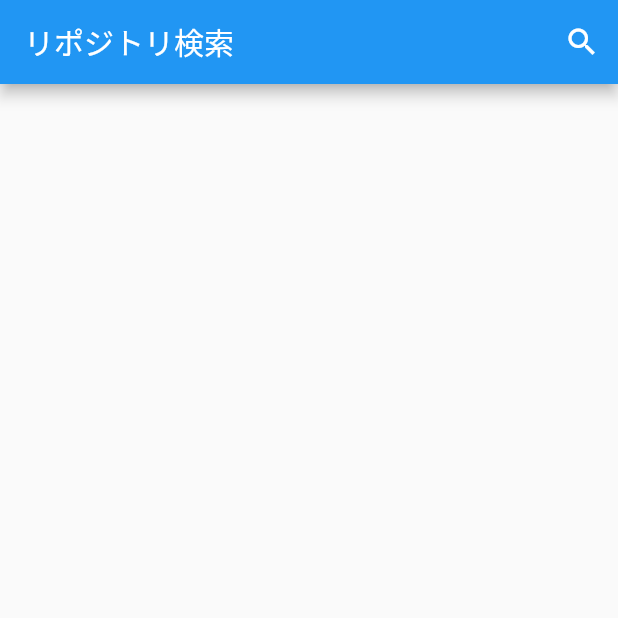
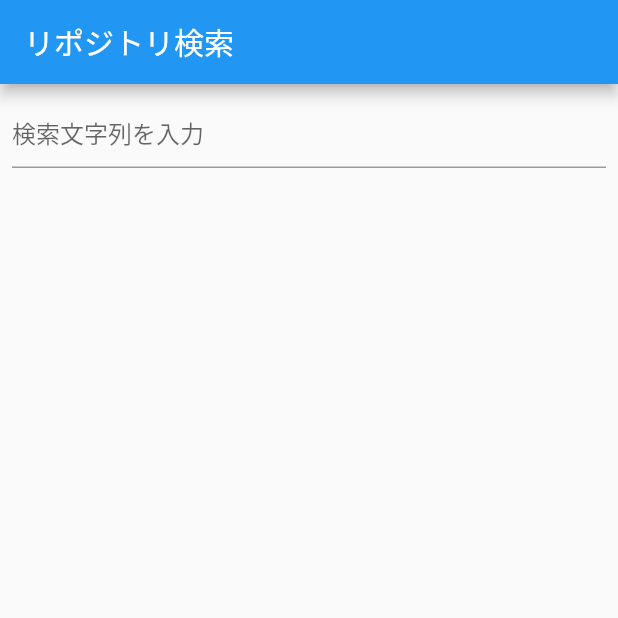
Before and after one commit to tochi86/flutter_search_repo, a Flutter app: the screen it shows after launch, on a phone screen of 412 x 824 dp, the top half of it. Run offline on Flutter 3.47's test engine with Material 2 defaults, Android fonts, the phone set to English and light mode, and no system bars; our stand-ins replace flutter_riverpod, freezed_annotation, riverpod.

Commit message:
入力した文字列で検索

```diff
--- a/lib/ui/repo_list/repo_list_page.dart
+++ b/lib/ui/repo_list/repo_list_page.dart
@@ -16,18 +16,24 @@ class RepoListPage extends ConsumerWidget {
     return Scaffold(
       appBar: AppBar(
         title: const Text('リポジトリ検索'),
-        actions: <Widget>[
-          IconButton(
-            icon: const Icon(Icons.search),
-            onPressed: () {
-              viewModel.searchRepo('swift');
-            },
-          ),
-        ],
       ),
       body: (errorMessage != null)
           ? Text(errorMessage.toString())
-          : ListView.builder(
+          : Column(
+              children: <Widget>[
+                Container(
+                  padding: const EdgeInsets.all(8),
+                  child: TextField(
+                    decoration: const InputDecoration(
+                      hintText: '検索文字列を入力',
+                    ),
+                    onSubmitted: (value) {
+                      viewModel.searchRepo(value);
+                    },
+                  ),
+                ),
+                Expanded(
+                  child: ListView.builder(
                     itemCount: repoList.length,
                     itemBuilder: (context, index) {
                       return Card(
@@ -37,6 +43,9 @@ class RepoListPage extends ConsumerWidget {
                       );
                     },
                   ),
+                ),
+              ],
+            ),
     );
   }
 }
```
Lines whose indentation alone changed are shown as unchanged.
